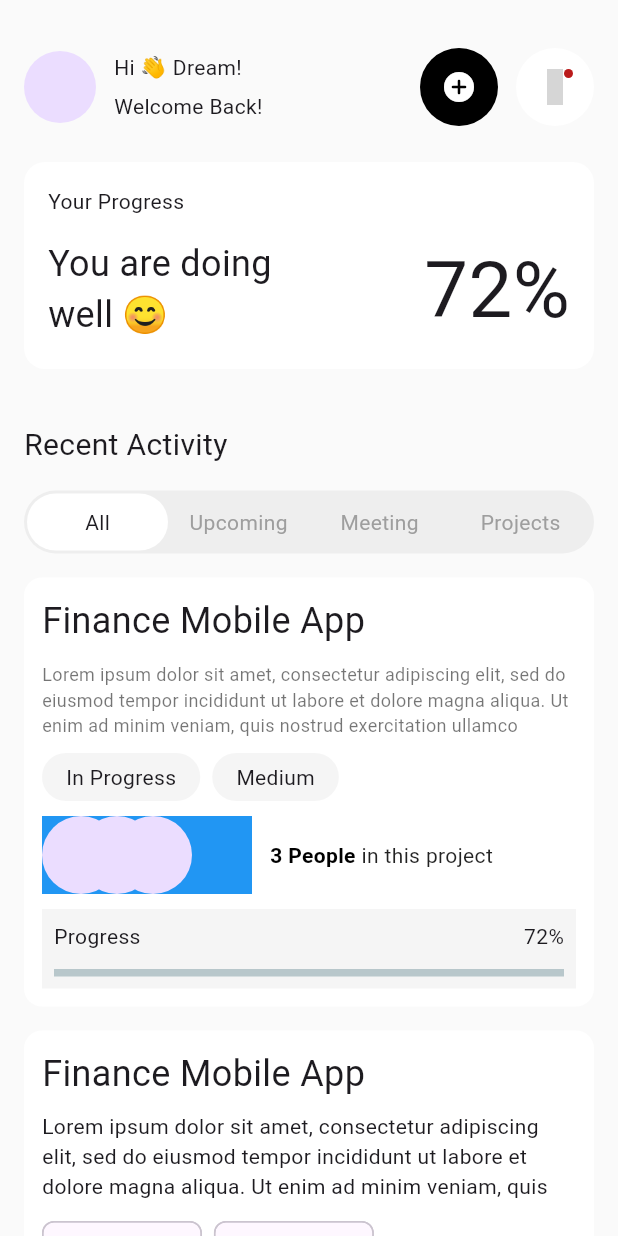
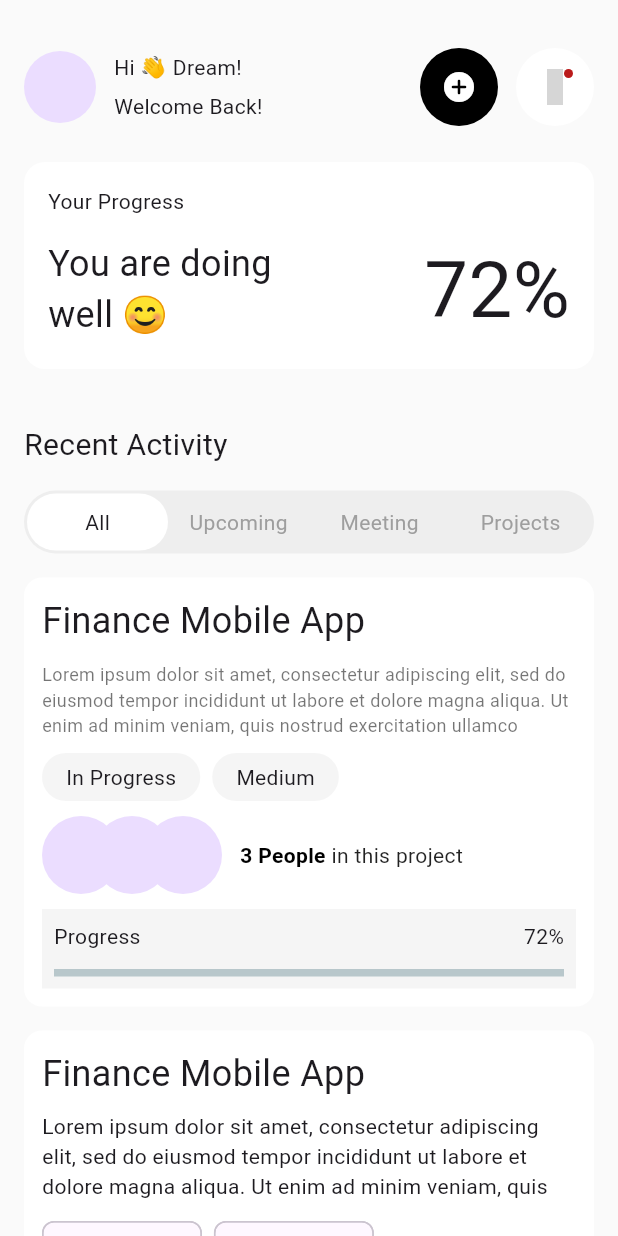
Before and after one commit to JAICHANGPARK/flutter_notebook_chapter_44, a Flutter app: the TaskManagementMainPage screen opened directly, on a phone screen of 412 x 824 dp. Run offline on Flutter 3.47's test engine with Material 3 defaults, Android fonts, the phone set to English and light mode, and no system bars; drawn by our look-alikes of percent_indicator; our stand-ins replace gap, hugeicons; grey boxes are pictures that could not be loaded.

Commit message:
Update task_management_main_page.dart

```diff
--- a/lib/ep2207_task_management_app/ui/task_management_main_page.dart
+++ b/lib/ep2207_task_management_app/ui/task_management_main_page.dart
@@ -197,14 +197,13 @@ class _TaskManagementMainPageState extends State<TaskManagementMainPage> {
                                 spacing: 12,
                                 children: [
                                   Container(
-                                    width: 140,
-                                    color: Colors.blue,
+                                    width: 120,
                                     child: Stack(
                                       children:
                                           List.generate(3, (idx) {
                                             return Positioned(
 
-                                                left: idx* 24,
+                                                left: idx* 34,
                                                 child: CircleAvatar(
                                                   radius: 26,
                                                 ));
```
